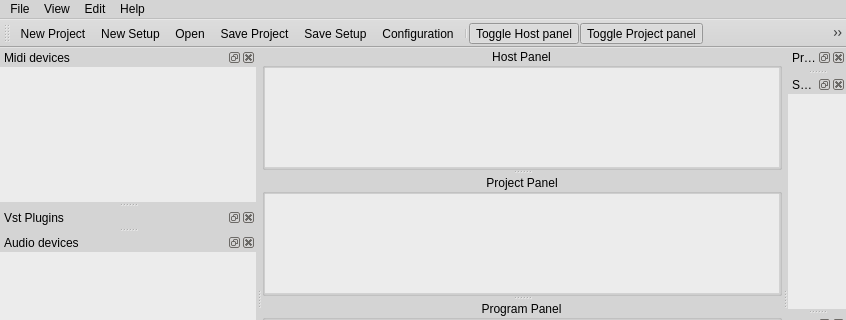
Before: the Qt Designer form src/vstboard/mainwindow.ui in rbarreiros/vstboard, drawn with Qt 5; both pictures show x 0 to 846 and y 0 to 320 of the 846 by 570 pixel window.
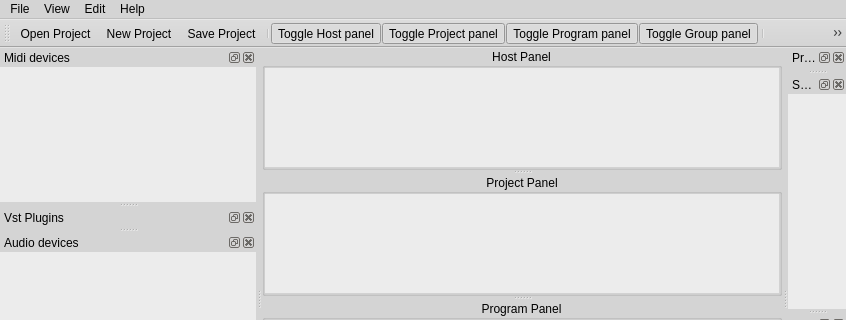
After: the same form once the commit is applied. Icons and pictures are not drawn. Custom widgets are drawn as their Qt base class.

Commit message: prompt for unsaved project and setup files output parameters don't set the dirty flag

```diff
--- a/src/vstboard/mainwindow.ui
+++ b/src/vstboard/mainwindow.ui
@@ -442,17 +442,17 @@
    <attribute name="toolBarBreak">
     <bool>false</bool>
    </attribute>
-   <addaction name="actionNew"/>
-   <addaction name="actionNew_Setup"/>
    <addaction name="actionLoad"/>
+   <addaction name="actionNew"/>
    <addaction name="actionSave"/>
-   <addaction name="actionSave_Setup"/>
-   <addaction name="actionConfig"/>
    <addaction name="separator"/>
    <addaction name="actionHost_panel"/>
    <addaction name="actionProject_panel"/>
    <addaction name="actionProgram_panel"/>
    <addaction name="actionGroup_panel"/>
+   <addaction name="separator"/>
+   <addaction name="actionConfig"/>
+   <addaction name="separator"/>
   </widget>
   <widget class="QStatusBar" name="statusBar">
    <property name="enabled">
@@ -841,7 +841,10 @@
      <normaloff>:/img16x16/fileopen.png</normaloff>:/img16x16/fileopen.png</iconset>
    </property>
    <property name="text">
-    <string>Open</string>
+    <string>Open Project</string>
+   </property>
+   <property name="toolTip">
+    <string>Open a Project file</string>
    </property>
    <property name="statusTip">
     <string>Open a project file or a setup file</string>
```
Left out of the diff: 30 changed lines with no effect on the pictures. The commit also changes 6 other files.
